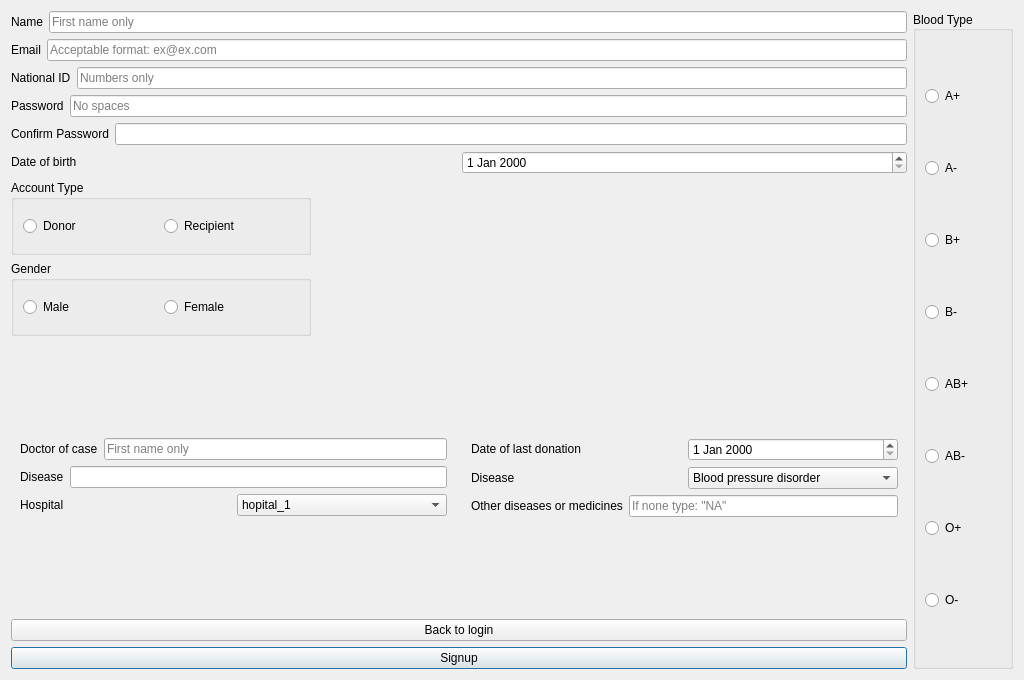
Sian1902/Blood-Bank-System-, file Blood-Bank/signup.ui: the form before one commit.
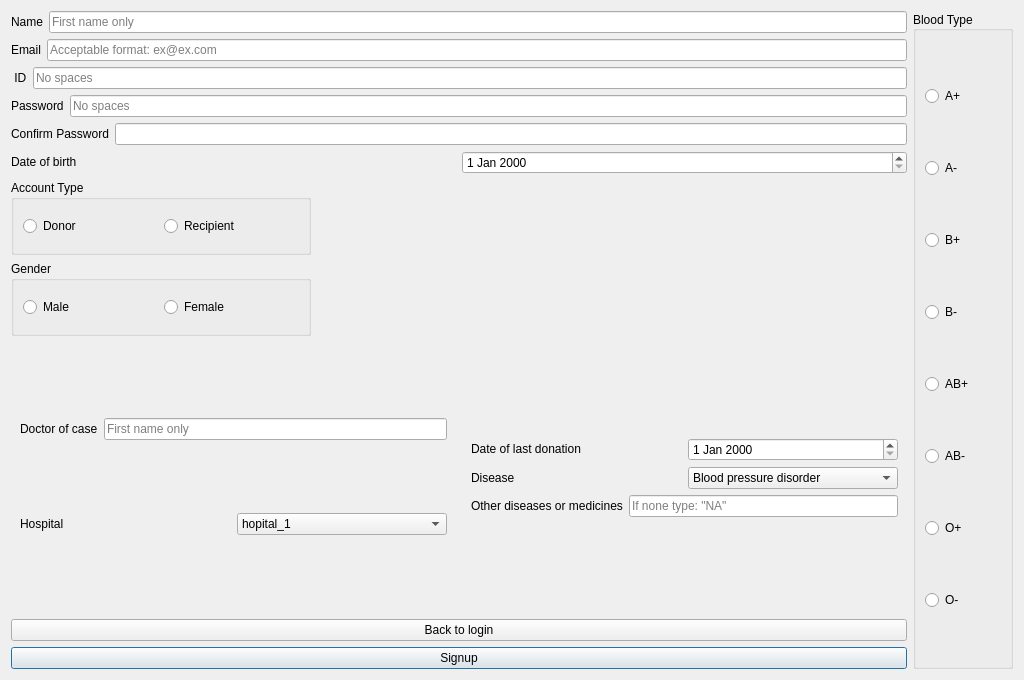
The form after the commit.

```diff
--- a/Blood-Bank/signup.ui
+++ b/Blood-Bank/signup.ui
@@ -74,7 +74,7 @@
             <cursorShape>ArrowCursor</cursorShape>
            </property>
            <property name="text">
-            <string>National ID</string>
+            <string> ID</string>
            </property>
            <property name="textInteractionFlags">
             <set>Qt::LinksAccessibleByMouse|Qt::TextSelectableByMouse</set>
@@ -84,7 +84,7 @@
          <item>
           <widget class="QLineEdit" name="lineEdit_6">
            <property name="placeholderText">
-            <string>Numbers only</string>
+            <string>No spaces</string>
            </property>
           </widget>
          </item>
@@ -292,31 +292,7 @@
                </layout>
               </item>
               <item>
-               <layout class="QHBoxLayout" name="horizontalLayout_4">
-                <item>
-                 <widget class="QLabel" name="label_5">
-                  <property name="cursor">
-                   <cursorShape>ArrowCursor</cursorShape>
-                  </property>
-                  <property name="text">
-                   <string>Disease</string>
-                  </property>
-                  <property name="textInteractionFlags">
-                   <set>Qt::LinksAccessibleByMouse|Qt::TextSelectableByMouse</set>
-                  </property>
-                 </widget>
-                </item>
-                <item>
-                 <widget class="QLineEdit" name="lineEdit_5">
-                  <property name="toolTip">
-                   <string>The disease you suffer from</string>
-                  </property>
-                  <property name="placeholderText">
-                   <string/>
-                  </property>
-                 </widget>
-                </item>
-               </layout>
+               <layout class="QHBoxLayout" name="horizontalLayout_4"/>
               </item>
               <item>
                <layout class="QHBoxLayout" name="horizontalLayout_5">
```
Left out of the diff: 6 changed lines with no effect on the pictures.
